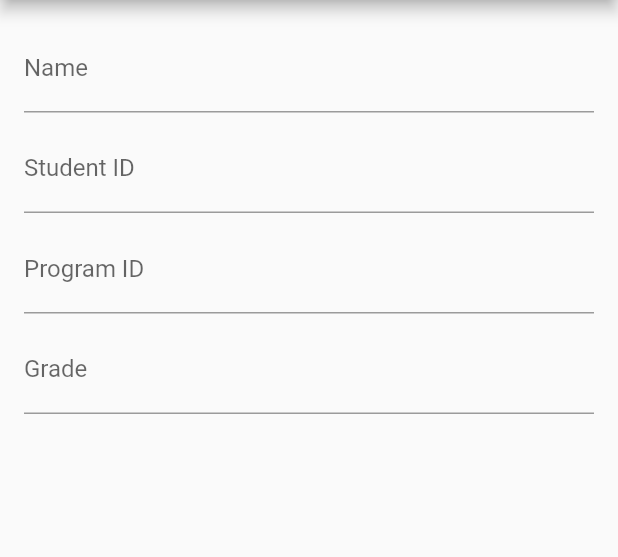
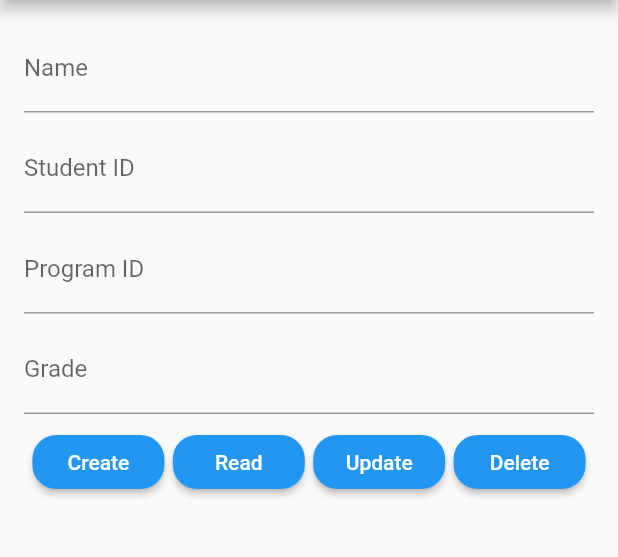
Before and after one commit to LionnelT/flutter-crud, a Flutter app: the screen it shows after launch, on a phone screen of 412 x 824 dp, the part 84-641 px from its top. Run offline on Flutter 3.47's test engine with Material 2 defaults, Android fonts, the light colour scheme and no system bars.

Commit message:
added buttons

```diff
--- a/lib/main.dart
+++ b/lib/main.dart
@@ -129,7 +129,56 @@ getStudentGrade(grade){
                         getStudentGrade(grade);
                     },
                 ),
-              )
+              ),
+              Row(
+                mainAxisAlignment: MainAxisAlignment.spaceEvenly,
+                children: <Widget>[
+                  RaisedButton(
+                    color: Colors.blue,
+                    shape: RoundedRectangleBorder(
+                      borderRadius: BorderRadius.circular(16)
+                      ),
+                      child: Text("Create"),
+                      textColor: Colors.white,
+                      onPressed: (){
+
+                      }
+                    ),
+                    RaisedButton(
+                    color: Colors.blue,
+                    shape: RoundedRectangleBorder(
+                      borderRadius: BorderRadius.circular(16)
+                      ),
+                      child: Text("Read"),
+                      textColor: Colors.white,
+                      onPressed: (){
+
+                      }
+                    ),
+                    RaisedButton(
+                    color: Colors.blue,
+                    shape: RoundedRectangleBorder(
+                      borderRadius: BorderRadius.circular(16)
+                      ),
+                      child: Text("Update"),
+                      textColor: Colors.white,
+                      onPressed: (){
+
+                      }
+                    ),
+                    RaisedButton(
+                    color: Colors.blue,
+                    shape: RoundedRectangleBorder(
+                      borderRadius: BorderRadius.circular(16)
+                      ),
+                      child: Text("Delete"),
+                      textColor: Colors.white,
+                      onPressed: (){
+
+                      }
+                    )
+                ],
+                )
             ],
             ),
         ),
```
